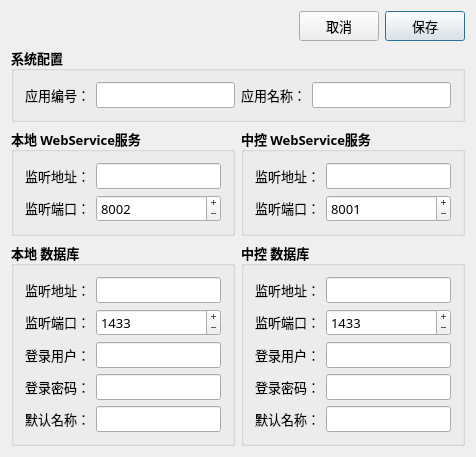
Qt form DTS/DTS.Widget/DialogConfiguration.ui (radtek/DTS_JH) before a commit.
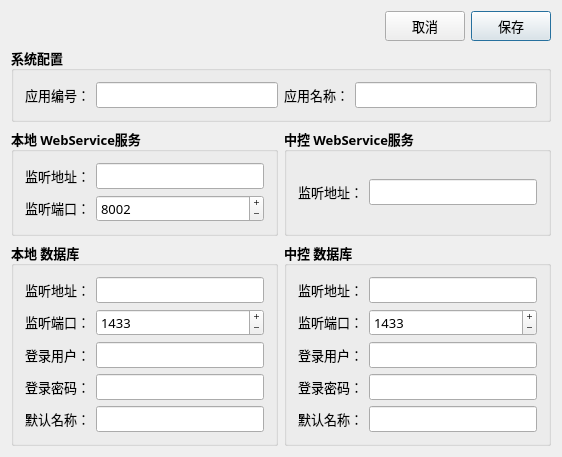
The same form after that commit.

```diff
--- a/DTS/DTS.Widget/DialogConfiguration.ui
+++ b/DTS/DTS.Widget/DialogConfiguration.ui
@@ -2,6 +2,14 @@
 <ui version="4.0">
  <class>DialogConfiguration</class>
  <widget class="QDialog" name="DialogConfiguration">
+  <property name="geometry">
+   <rect>
+    <x>0</x>
+    <y>0</y>
+    <width>562</width>
+    <height>415</height>
+   </rect>
+  </property>
   <property name="sizePolicy">
    <sizepolicy hsizetype="Preferred" vsizetype="Preferred">
     <horstretch>0</horstretch>
@@ -289,6 +297,29 @@
       <string>中控 WebService服务</string>
      </property>
      <layout class="QGridLayout" name="gridLayout04">
+      <item row="0" column="1">
+       <widget class="QLineEdit" name="editRWSUrl">
+        <property name="minimumSize">
+         <size>
+          <width>0</width>
+          <height>0</height>
+         </size>
+        </property>
+        <property name="maximumSize">
+         <size>
+          <width>16777215</width>
+          <height>16777215</height>
+         </size>
+        </property>
+        <property name="font">
+         <font>
+          <family>微软雅黑</family>
+          <weight>50</weight>
+          <bold>false</bold>
+         </font>
+        </property>
+       </widget>
+      </item>
       <item row="0" column="0">
        <widget class="QLabel" name="label10">
         <property name="sizePolicy">
@@ -324,86 +355,6 @@
         </property>
        </widget>
       </item>
-      <item row="0" column="1">
-       <widget class="QLineEdit" name="editRWSAddr">
-        <property name="minimumSize">
-         <size>
-          <width>0</width>
-          <height>0</height>
-         </size>
-        </property>
-        <property name="maximumSize">
-         <size>
-          <width>16777215</width>
-          <height>16777215</height>
-         </size>
-        </property>
-        <property name="font">
-         <font>
-          <family>微软雅黑</family>
-          <weight>50</weight>
-          <bold>false</bold>
-         </font>
-        </property>
-       </widget>
-      </item>
-      <item row="1" column="0">
-       <widget class="QLabel" name="label11">
-        <property name="sizePolicy">
-         <sizepolicy hsizetype="Fixed" vsizetype="Fixed">
-          <horstretch>0</horstretch>
-          <verstretch>0</verstretch>
-         </sizepolicy>
-        </property>
-        <property name="minimumSize">
-         <size>
-          <width>0</width>
-          <height>0</height>
-         </size>
-        </property>
-        <property name="maximumSize">
-         <size>
-          <width>16777215</width>
-          <height>16777215</height>
-         </size>
-        </property>
-        <property name="font">
-         <font>
-          <family>微软雅黑</family>
-          <weight>50</weight>
-          <bold>false</bold>
-         </font>
-        </property>
-        <property name="text">
-         <string>监听端口：</string>
-        </property>
-        <property name="alignment">
-         <set>Qt::AlignRight|Qt::AlignTrailing|Qt::AlignVCenter</set>
-        </property>
-       </widget>
-      </item>
-      <item row="1" column="1">
-       <widget class="QSpinBox" name="spinRWSPort">
-        <property name="font">
-         <font>
-          <weight>50</weight>
-          <bold>false</bold>
-         </font>
-        </property>
-        <property name="buttonSymbols">
-         <enum>QAbstractSpinBox::PlusMinus</enum>
-        </property>
-        <property name="minimum">
-         <number>0</number>
-        </property>
-        <property name="maximum">
-         <number>65535</number>
-        </property>
-        <property name="value">
-         <number>8001</number>
-        </property>
-       </widget>
-      </item>
      </layout>
     </widget>
    </item>
```
Left out of the diff: 3 changed lines with no effect on the pictures.
